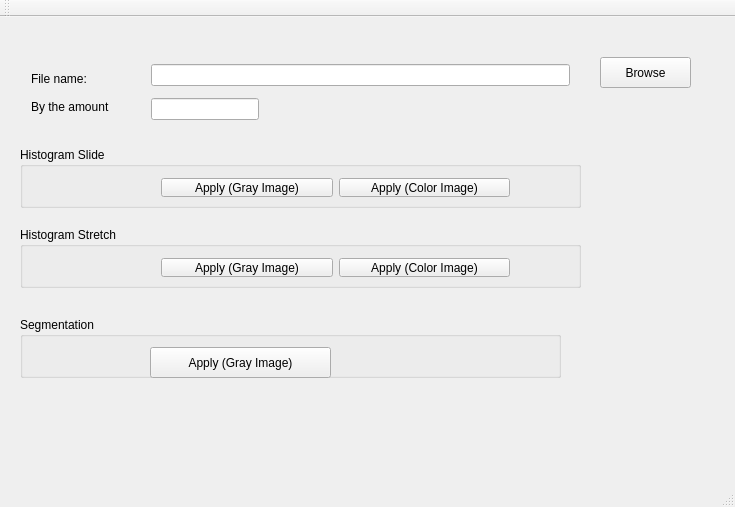
Qt form src/ImageProcessing/mainwindow.ui (luuthanhvan/Image-Processing) before a commit.
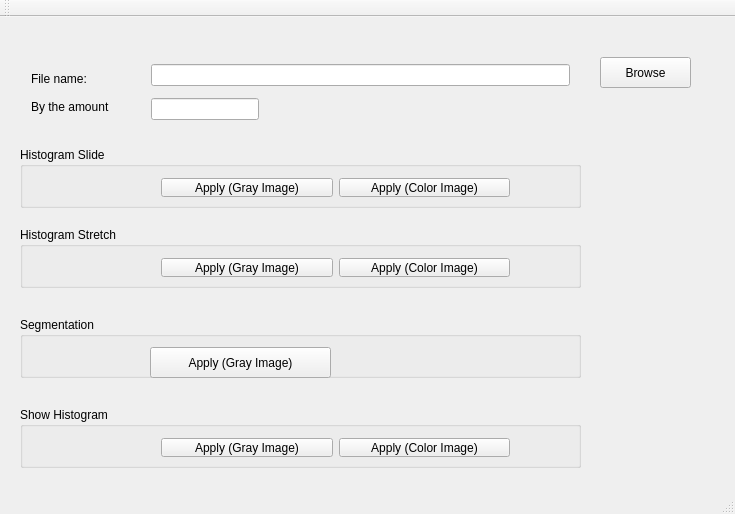
The same form after that commit.

Commit message: Image processing fundamental: Histogram stretch and Segmentation

The edit to the form file:
```diff
--- a/src/ImageProcessing/mainwindow.ui
+++ b/src/ImageProcessing/mainwindow.ui
@@ -7,7 +7,7 @@
     <x>0</x>
     <y>0</y>
     <width>735</width>
-    <height>507</height>
+    <height>514</height>
    </rect>
   </property>
   <property name="windowTitle">
@@ -161,7 +161,7 @@
      <rect>
       <x>20</x>
       <y>300</y>
-      <width>541</width>
+      <width>561</width>
       <height>61</height>
      </rect>
     </property>
@@ -182,6 +182,45 @@
      </property>
     </widget>
    </widget>
+   <widget class="QGroupBox" name="gBox_showHistogram">
+    <property name="geometry">
+     <rect>
+      <x>20</x>
+      <y>390</y>
+      <width>561</width>
+      <height>61</height>
+     </rect>
+    </property>
+    <property name="title">
+     <string>Show Histogram</string>
+    </property>
+    <widget class="QWidget" name="layoutWidget_4">
+     <property name="geometry">
+      <rect>
+       <x>130</x>
+       <y>20</y>
+       <width>371</width>
+       <height>41</height>
+      </rect>
+     </property>
+     <layout class="QHBoxLayout" name="horizontalLayout_showHis">
+      <item>
+       <widget class="QPushButton" name="btn_showHis_gray">
+        <property name="text">
+         <string>Apply (Gray Image)</string>
+        </property>
+       </widget>
+      </item>
+      <item>
+       <widget class="QPushButton" name="btn_showHis_Color">
+        <property name="text">
+         <string>Apply (Color Image)</string>
+        </property>
+       </widget>
+      </item>
+     </layout>
+    </widget>
+   </widget>
    <zorder>layoutWidget</zorder>
    <zorder>btn_browse</zorder>
    <zorder>layoutWidget</zorder>
```
Left out of the diff: 1 changed line with no effect on the pictures. The commit also changes 3 other files.
